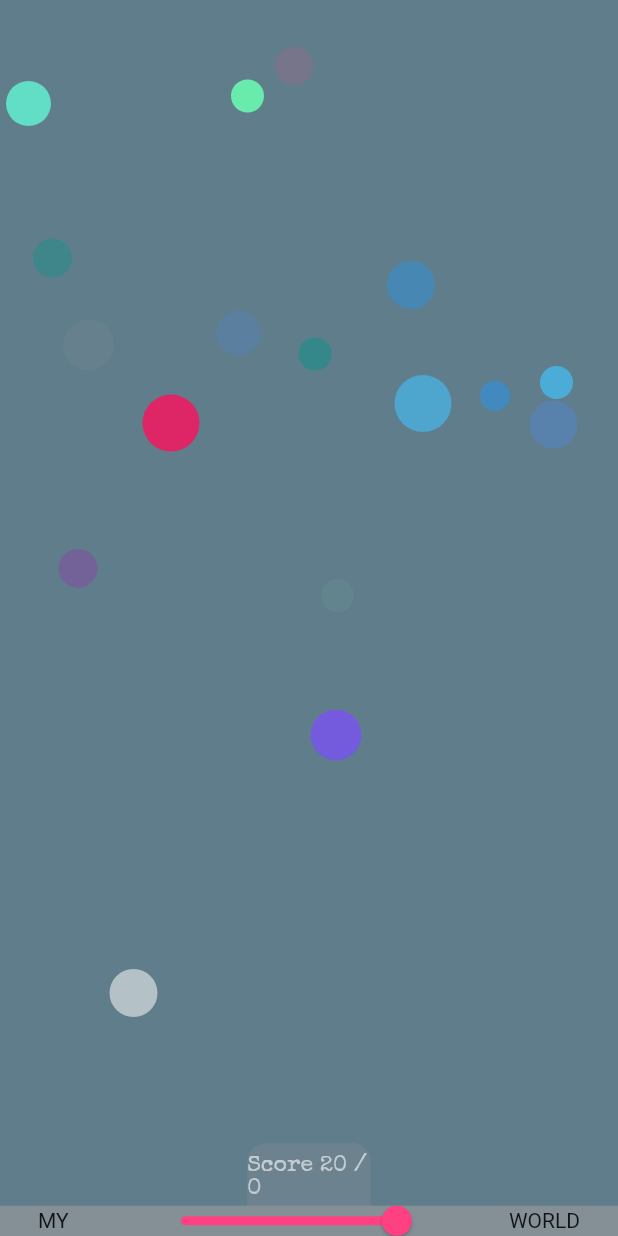
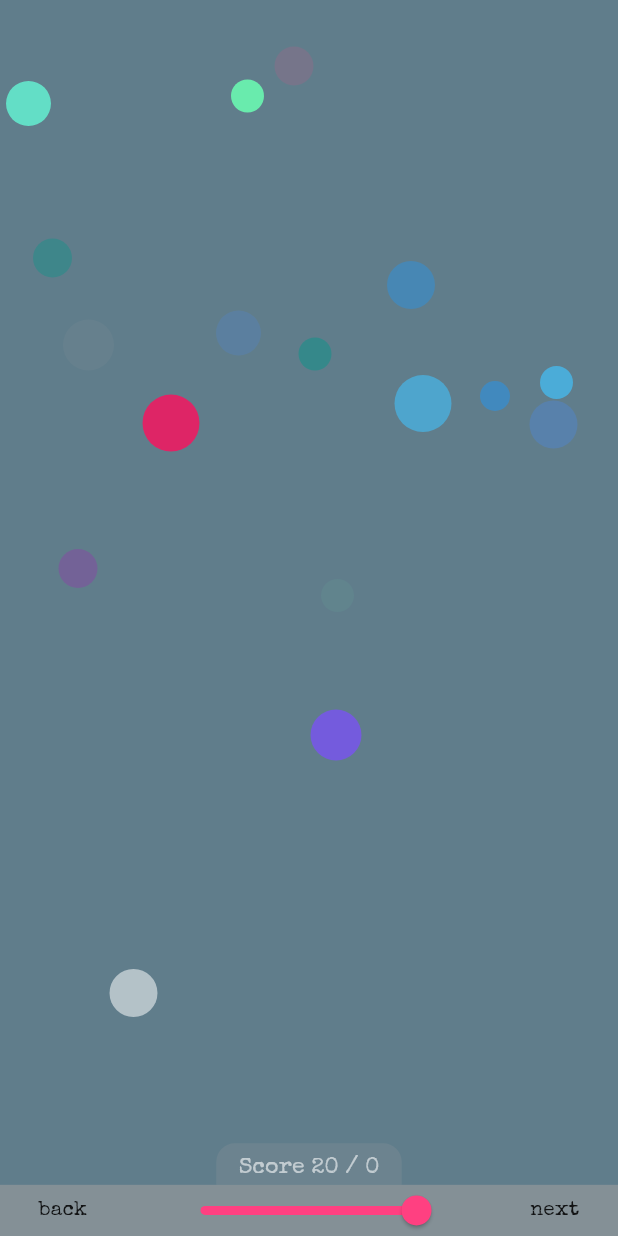
Before and after one commit to SeemannMx/Dash, a Flutter app: the Playscreen screen opened by its route, on a phone screen of 412 x 824 dp. Run offline on Flutter 3.47's test engine with Material 2 defaults, Android fonts, the phone set to English and light mode, and no system bars; our stand-ins replace firebase_auth, google_fonts; accounts and stored records are empty.

Commit message:
refactored circly position

```diff
--- /dev/null
+++ b/lib/screens/play_navigation.dart
@@ -0,0 +1,108 @@
+import 'package:flutter/material.dart';
+import 'package:flutter/widgets.dart';
+
+class CustomBootomNavigationBar extends StatefulWidget {
+
+  CustomBootomNavigationBar(
+      {@required this.corr, @required this.result, @required this.sliderConfig, @required this.sliderCallback});
+
+  double corr;
+  var sliderCallback;
+  var result;
+  Map sliderConfig;
+
+  @override
+  _CustomBootomNavigationBarState createState() =>
+      _CustomBootomNavigationBarState();
+}
+
+class _CustomBootomNavigationBarState extends State<CustomBootomNavigationBar> {
+
+  double _navBarHeight;
+
+  @override
+  void initState() {
+    this._navBarHeight = widget.corr / 10;
+    super.initState();
+  }
+
+  @override
+  Widget build(BuildContext context) {
+    return Container(
+      color: Colors.transparent,
+      height: _navBarHeight,
+      child: Stack(
+        children: <Widget>[
+          Column(
+            children: <Widget>[
+              _getScore(),
+              _getControllbar()
+            ],
+          )
+        ],
+      ),
+    );
+  }
+
+  _getScore() {
+    return Container(
+        width: _navBarHeight * 2,
+        padding: EdgeInsets.only(top: _navBarHeight / 7, bottom: _navBarHeight / 16),
+        decoration: BoxDecoration(
+            color: Colors.grey.withAlpha(50),
+            borderRadius: BorderRadius.only(
+                topLeft: Radius.circular(widget.corr / 50),
+                topRight: Radius.circular(widget.corr / 50)
+            )
+        ),
+        child: Center(
+            child: _getText(
+                "Score ${widget.result[0]} / ${widget.result[1]}",
+                fontsize: _navBarHeight / 4,
+                color: Colors.white.withAlpha(150)
+            )
+    )
+    );
+  }
+
+  _getControllbar() {
+    return Expanded(
+      child: Container(
+        color: Colors.grey.withAlpha(150),
+        child: Row(
+          mainAxisAlignment: MainAxisAlignment.spaceAround,
+          children: <Widget>[
+            _getText("back"),
+            _getSlider(),
+            _getText("next"),
+          ],
+        ),
+      ),
+    );
+  }
+
+  _getSlider() {
+    return Slider(
+        min: 1,
+        max: widget.sliderConfig["maxLevel"],
+        value: widget.sliderConfig["level"],
+        activeColor: !(widget.sliderConfig["started"])
+            ? Colors.pinkAccent
+            : Colors.grey,
+        inactiveColor: !(widget.sliderConfig["started"])
+            ? Colors.yellowAccent
+            : Colors.black54,
+        onChanged: widget.sliderCallback
+    );
+  }
+
+  _getText(String text, { double fontsize, Color color }) {
+    return Text(
+        text,
+        style: TextStyle(
+          fontSize: fontsize,
+          fontFamily: "Elite",
+          color: color,
+        ));
+  }
+}
--- a/lib/screens/playscreen.dart
+++ b/lib/screens/playscreen.dart
@@ -3,6 +3,7 @@ import 'dart:math';
 import 'package:flutter/material.dart';
 import 'package:flutter/widgets.dart';
 import 'package:flutter_dash/screens/dialog.dart';
+import 'package:flutter_dash/screens/play_navigation.dart';
 import 'package:flutter_dash/screens/startscreen.dart';
 import 'package:flutter_dash/utils/clipper.dart';
 import 'package:flutter_dash/utils/color_set.dart';
@@ -24,6 +25,7 @@ class _PlayscreenState extends State<Playscreen> {
   double _corr;
   double _navBarHeight;
   List<Widget> _widgets = List<Widget>();
+  Map _circleConfig;
 
   double _maxLevel;
   int _initLenght;
@@ -47,9 +49,10 @@ class _PlayscreenState extends State<Playscreen> {
   Widget build(BuildContext context) {
     return LayoutBuilder(
       builder: (context, constraints) {
-        this._size = Size(constraints.biggest.width, constraints.biggest.height);
+        this._size =
+            Size(constraints.biggest.width, constraints.biggest.height);
         this._corr = (_size.width + _size.height) / 2;
-        this._navBarHeight =  _corr / 10;
+        this._navBarHeight = _corr / 10;
 
         return Scaffold(
           backgroundColor: Colors.blueGrey,
@@ -58,68 +61,6 @@ class _PlayscreenState extends State<Playscreen> {
             width: _size.width,
             child: _getStack(_lenght),
           ),
-          bottomNavigationBar: Container(
-            height:_navBarHeight,
-            //color: Colors.white,
-            child: Stack(
-              children: <Widget>[
-                Column(
-                  children: <Widget>[
-                    Center(
-                        child:
-                        Container(
-                          width: _size.width / 5,
-                          padding: EdgeInsets.only(top: _navBarHeight / 8, bottom:  _navBarHeight / 16),
-                          decoration: BoxDecoration(
-                              color: Colors.grey.withAlpha(50),
-                              borderRadius: BorderRadius.only(
-                                  topLeft:  Radius.circular(_corr / 50),
-                                  topRight: Radius.circular(_corr / 50)
-                              )
-                          ),
-                            child: Center(
-                              child: Text(
-                                "Score ${_initLenght} / ${_score}",
-                                style: TextStyle(
-                                    fontSize: _navBarHeight / 4,
-                                    fontFamily: "Elite",
-                                    color: Colors.white.withAlpha(150)),
-                              ),
-                            )
-                        )
-                    ),
-                    Expanded(
-                      child: Container(
-                        color: Colors.grey.withAlpha(150),
-                        child: Row(
-                          mainAxisAlignment: MainAxisAlignment.spaceAround,
-                          children: <Widget>[
-                            Text("MY"),
-                            Slider(
-                              min: 1,
-                              max: _maxLevel,
-                              value: _level,
-                              activeColor: !_started ? Colors.pinkAccent : Colors.grey,
-                              inactiveColor: !_started ? Colors.yellowAccent : Colors.black54,
-                              onChanged: (newLevel) {
-                                if(_started) return;
-                                setState(() {
-                                  _level = newLevel;
-                                  _lenght = Random().nextInt(_level.round());
-                                  _initLenght = (_lenght - 1 <= 0 )? 0 : _lenght - 1;
-                                });
-                              },
-                            ),
-                            Text("WORLD")
-                          ],
-                        ),
-                      ),
-                    )
-                  ],
-                )
-              ],
-            ),
-          ),
         );
       },
     );
@@ -127,23 +68,48 @@ class _PlayscreenState extends State<Playscreen> {
 
   _getStack(int limit) {
     this._widgets = List<Widget>();
+
+    _createBodyWidgets(limit);
+    _createBottomNavigationBar();
+
+    return Stack(children: _widgets);
+  }
+
+  _createBodyWidgets(int limit) {
     for (int i = 0; i < limit; i++) {
       this._widgets.add(_getCircle(i));
     }
-    return Stack(children: _widgets);
+  }
+
+  _createBottomNavigationBar() {
+    this._widgets.add(Align(
+          alignment: Alignment.bottomCenter,
+          child: _getBottomNavigationBar(),
+        ));
+  }
+
+  _getBottomNavigationBar() {
+    return CustomBootomNavigationBar(
+      corr: _corr,
+      result: [_initLenght, _score],
+      sliderConfig: {
+        "maxLevel": _maxLevel,
+        "level": _level,
+        "started": _started
+      },
+      sliderCallback: (newLevel) {
+        if (_started) return;
+        setState(() {
+          _level = newLevel;
+          _lenght = Random().nextInt(_level.round());
+          _initLenght = (_lenght - 1 <= 0) ? 0 : _lenght - 1;
+        });
+      },
+    );
   }
 
   _getCircle(int value) {
-
-    double limit = _size.width / 25;
-    double radius = _random.nextInt(limit.round()).ceilToDouble();
-    double xPos = _random.nextInt((_size.width).round()).ceilToDouble();
-    double yPos = _random.nextInt((_size.height).round()).ceilToDouble();
-
-    if (radius < limit / 2) radius += limit / (3 / 2);
-    if (xPos > _size.width) xPos = _size.width - xPos * value;
-    if (yPos > (_size.height - _navBarHeight)) yPos = _size.height - yPos * value;
-
+    this._circleConfig = _getCircleConfig(value);
     return GestureDetector(
       onTap: () {
         setState(() {
@@ -165,7 +131,9 @@ class _PlayscreenState extends State<Playscreen> {
             color: (_set.gameColors[value % _set.gameColors.length])
                 .withAlpha((value * 100) % 255),
           ),
-          clipper: CircleClip(offset: Offset(xPos, yPos), radius: radius)),
+          clipper: CircleClip(
+              offset: _circleConfig["offset"],
+              radius: _circleConfig["radius"])),
     );
   }
 
@@ -179,17 +147,34 @@ class _PlayscreenState extends State<Playscreen> {
           result: [_initLenght, _score],
           callback: () {
             setState(() {
-              _widgets.clear();
-              _lenght = 0;
-              _level = 1;
-              _score = 0;
-              _initLenght = 0;
-              _started = false;
+              _reset();
               Navigator.of(dialogContext).pop();
             });
-            },
+          },
         );
       },
     );
   }
+
+  _getCircleConfig(value) {
+    double limit = _size.width / 25;
+    double radius = _random.nextInt(limit.round()).ceilToDouble();
+    double xPos = _random.nextInt((_size.width).round()).ceilToDouble();
+    double yPos = _random.nextInt((_size.height).round()).ceilToDouble();
+
+    if (radius < limit / 2) radius += limit / (3 / 2);
+    if (xPos > _size.width) xPos = _size.width - xPos * value;
+    if (yPos > (_size.height - _navBarHeight))
+      yPos = _size.height - yPos * value;
+    return {"offset": Offset(xPos, yPos), "radius": radius};
+  }
+
+  _reset() {
+    _widgets.clear();
+    _lenght = 0;
+    _level = 1;
+    _score = 0;
+    _initLenght = 0;
+    _started = false;
+  }
 }
```
Also changed, not shown: 1 other file.
